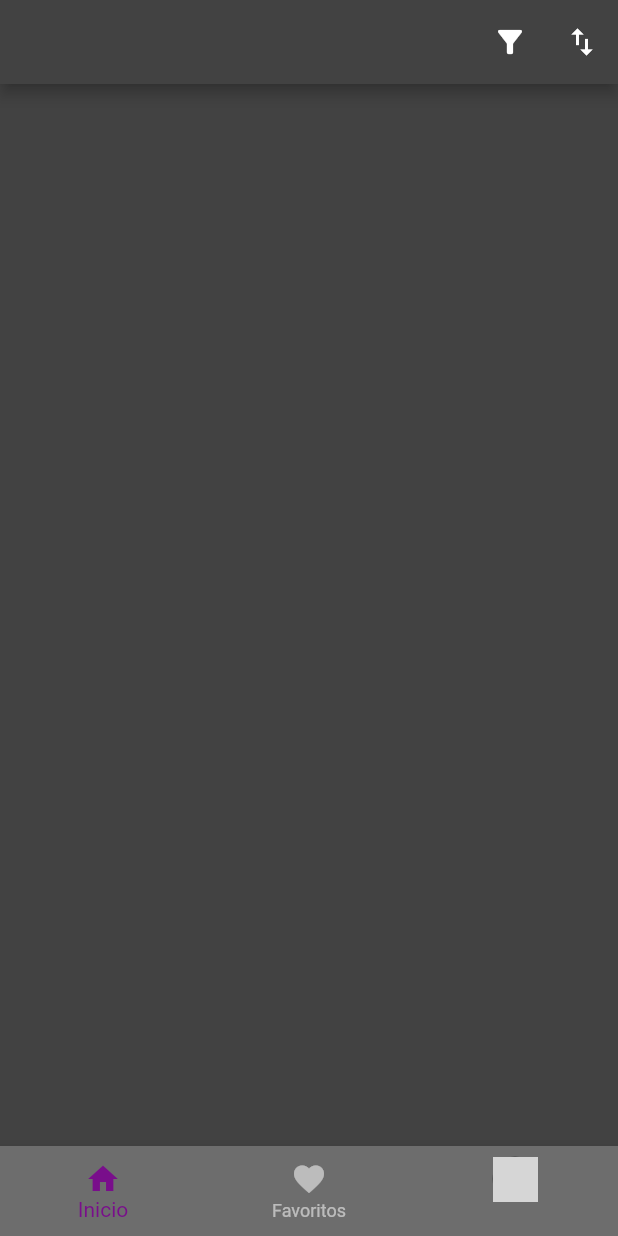
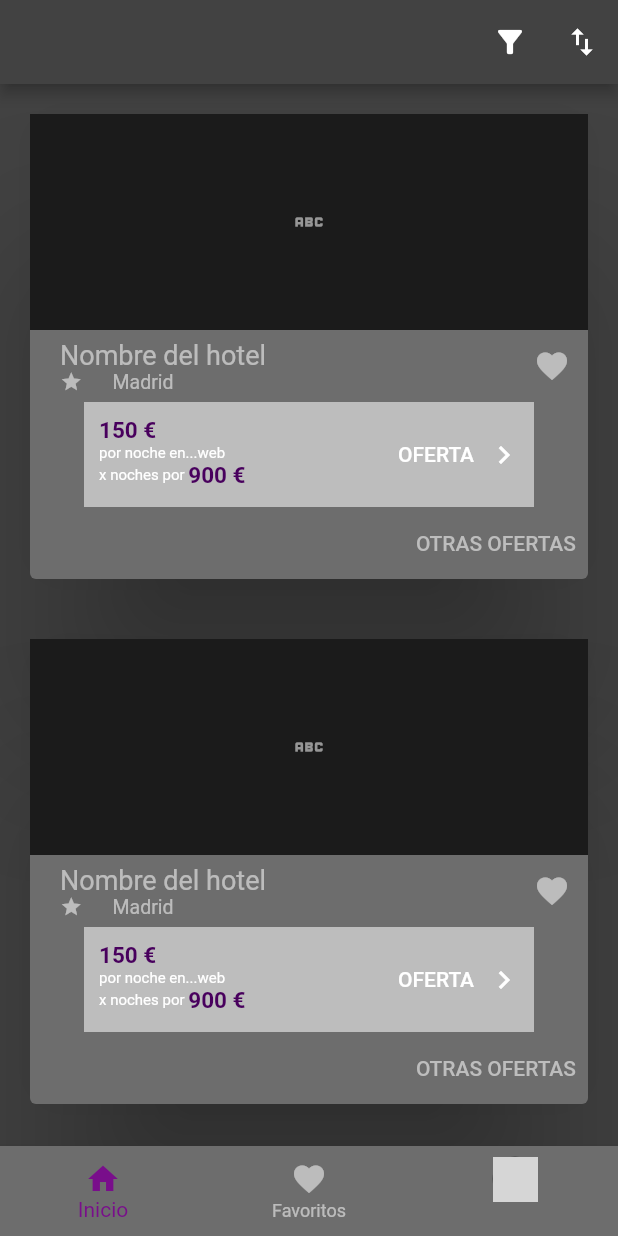
Before and after one commit to AlmudenaRA/GoTravel, a Flutter app: the MyHomePage screen opened by its route, on a phone screen of 412 x 824 dp. Run offline on Flutter 3.47's test engine with Material 2 defaults, Android fonts, the phone set to English and light mode, and no system bars; our stand-ins replace cloud_firestore, firebase_auth, firebase_core, firebase_storage, google_sign_in, image_picker and 2 more; missing offline and left inert: syncfusion_flutter_core; accounts and stored records are empty; network calls fail; grey boxes are pictures that could not be loaded.

Commit message:
Lista hoteles

```diff
--- a/lib/src/core/constants.dart
+++ b/lib/src/core/constants.dart
@@ -28,6 +28,8 @@ class Constants {
   static const String selectDate = 'SELECCIONAR FECHAS';
   static const String selectRoom = 'SELECCIONAR HABITACIONES';
   static const String btnFilter = 'FILTRAR';
+  static const String btnOffer = 'OFERTA';
+  static const String btnOtherOffer = 'OTRAS OFERTAS';
 
   //Login
   static const String textCuenta = "¿No tiene cuenta? ";
@@ -131,6 +133,7 @@ class Constants {
   static const String hotelPhoto = 'photo';
   static const String hotelService = 'service';
   static const String hotelReview = 'review';
+  static const String collectionHotel = 'hotel';
 
   //review
   static const String reviewId = 'idReview';
@@ -150,6 +153,7 @@ class Constants {
   static const String offerDateEnd = 'dateEnd';
   static const String offerPerson = 'person';
   static const String offerRoom = 'room';
+  static const String offerListHotel = 'listHotel';
 
   //favorite
   static const String favId = 'idFav';
--- a/lib/src/models/hotel_model.dart
+++ b/lib/src/models/hotel_model.dart
@@ -26,7 +26,7 @@ class HotelModel {
         description = json[Constants.hotelDescription],
         hotelName = json[Constants.hotelName],
         location = json[Constants.hotelLocation],
-        star = json[Constants.hotelStar],
+        star = json[Constants.hotelStar].cast<String>(),
         photo = json[Constants.hotelPhoto].cast<String>(),
         service = json[Constants.hotelService].cast<String>(),
         review = json[Constants.hotelReview].cast<String>();
--- a/lib/src/models/offer_model.dart
+++ b/lib/src/models/offer_model.dart
@@ -1,4 +1,5 @@
 import 'package:gotravel/src/core/constants.dart';
+import 'package:gotravel/src/models/hotel_model.dart';
 
 class OfferModel {
   String? idOffert;
@@ -11,6 +12,7 @@ class OfferModel {
   DateTime? dateEnd;
   int? person;
   int? room;
+  List<HotelModel>? listHotel;
 
   OfferModel(
       {this.idOffert,
@@ -22,19 +24,21 @@ class OfferModel {
       this.dateStart,
       this.dateEnd,
       this.person,
-      this.room});
+      this.room,
+      this.listHotel});
 
   OfferModel.fromJson(Map<String, dynamic> json)
       : idOffert = json[Constants.offerId],
         idHotel = json[Constants.offerIdHotel],
         destiny = json[Constants.offerDestiny],
         website = json[Constants.offerWebsite],
-        priceNight = json[Constants.offerPriceNight],
-        priceFinal = json[Constants.offerPriceFinal],
-        dateStart = json[Constants.offerDateStart],
-        dateEnd = json[Constants.offerDateEnd],
-        person = json[Constants.offerPerson],
-        room = json[Constants.offerRoom];
+        priceNight = json[Constants.offerPriceNight];
+  // priceFinal = json[Constants.offerPriceFinal],
+  // dateStart = json[Constants.offerDateStart],
+  // dateEnd = json[Constants.offerDateEnd],
+  // person = json[Constants.offerPerson],
+  // room = json[Constants.offerRoom],
+  // listHotel = json[Constants.offerListHotel].cast<String>();
 
   Map<String, dynamic> toJson() => {
         Constants.offerId: idOffert,
@@ -42,10 +46,11 @@ class OfferModel {
         Constants.offerDestiny: destiny,
         Constants.offerWebsite: website,
         Constants.offerPriceNight: priceNight,
-        Constants.offerPriceFinal: priceFinal,
-        Constants.offerDateStart: dateStart,
-        Constants.offerDateEnd: dateEnd,
-        Constants.offerPerson: person,
-        Constants.offerRoom: room,
+        // Constants.offerPriceFinal: priceFinal,
+        // Constants.offerDateStart: dateStart,
+        // Constants.offerDateEnd: dateEnd,
+        // Constants.offerPerson: person,
+        // Constants.offerRoom: room,
+        // Constants.offerListHotel: listHotel,
       };
 }
--- a/lib/src/models/review_model.dart
+++ b/lib/src/models/review_model.dart
@@ -4,7 +4,7 @@ class ReviewModel {
   String? idReview;
   String? idHotel;
   String? idUser;
-  int? score;
+  double? score;
   String? comment;
 
   ReviewModel(
--- a/lib/src/pages/main_page.dart
+++ b/lib/src/pages/main_page.dart
@@ -1,7 +1,7 @@
 import 'package:flutter/material.dart';
 import 'package:gotravel/src/core/constants.dart';
-import 'package:gotravel/src/pages/order_by_page.dart';
 import 'package:gotravel/src/theme/my_colors.dart';
+import 'package:gotravel/src/widget/list_hotel.dart';
 
 class MainPage extends StatefulWidget {
   const MainPage({Key? key}) : super(key: key);
@@ -30,7 +30,7 @@ class _MainPageState extends State<MainPage> {
               tooltip: Constants.tooltipOrderBy),
         ],
       ),
-      body: const SingleChildScrollView(),
+      body: const ListHotel(),
     );
   }
 }
--- a/lib/src/theme/my_colors.dart
+++ b/lib/src/theme/my_colors.dart
@@ -3,9 +3,13 @@ import 'package:flutter/material.dart';
 class MyColors {
   static const Color background = Color(0xFF424242);
   static const Color pLight = Color(0xFF6d6d6d);
+  //static const Color pLightSure = Color(0xFFe0e0e0);
+  static const Color pLightSure = Color(0xFFbdbdbd);
+  static const Color pDark = Color(0xFF1b1b1b);
   static const Color secundary = Color(0xFF790e8b);
+  static const Color secundaryLig = Color(0xFFab47bc);
+  static const Color secundaryDark = Color(0xFF48005d);
   static const Color textWhite = Colors.white54;
   static const Color textButton = Colors.white;
-  static const Color secundaryLig = Color(0xFFab47bc);
   static const Color red = Color(0xFF7f0000);
 }
--- /dev/null
+++ b/lib/src/widget/button_text_icon.dart
@@ -0,0 +1,31 @@
+import 'package:flutter/material.dart';
+import 'package:gotravel/src/theme/my_colors.dart';
+
+class ButtonTextIcon extends StatelessWidget {
+  final String text;
+  final Color color;
+  final String navigation;
+  const ButtonTextIcon({
+    Key? key,
+    required this.text,
+    required this.color,
+    required this.navigation,
+  }) : super(key: key);
+
+  @override
+  Widget build(BuildContext context) {
+    return TextButton.icon(
+      onPressed: () {
+        Navigator.pushNamed(context, navigation);
+      },
+      label: const Icon(
+        Icons.chevron_right,
+        color: MyColors.textButton,
+      ),
+      icon: Text(
+        text,
+        style: TextStyle(color: color),
+      ),
+    );
+  }
+}
--- /dev/null
+++ b/lib/src/widget/card_hotel.dart
@@ -0,0 +1,187 @@
+import 'package:flutter/material.dart';
+import 'package:gotravel/src/models/hotel_model.dart';
+import 'package:gotravel/src/theme/my_colors.dart';
+import 'package:gotravel/src/widget/button_text.dart';
+import 'package:gotravel/src/widget/button_text_icon.dart';
+import 'package:gotravel/src/widget/text_data.dart';
+import 'package:gotravel/src/core/constants.dart';
+
+class CardHotel extends StatelessWidget {
+  //final HotelModel hotelModel;
+  // final OfferModel? offerModel;
+
+  const CardHotel({
+    Key? key,
+    // required this.hotelModel, this.offerModel
+  }) : super(key: key);
+
+  @override
+  Widget build(BuildContext context) {
+    return InkWell(
+        onTap: () {},
+        child: Card(
+          margin: const EdgeInsets.all(20),
+          elevation: 50,
+          shadowColor: MyColors.pDark,
+          color: MyColors.pLight,
+          child: Column(
+            children: [
+              Container(
+                height: 144,
+                width: 400,
+                color: MyColors.pDark,
+                child: const Icon(
+                  Icons.abc,
+                  color: MyColors.textWhite,
+                ),
+                //TODO child: Image.asset(
+                //   hotelModel.photo![0],
+                //   height: 144,
+                //   width: 400,
+                // ),
+              ),
+              Row(
+                mainAxisAlignment: MainAxisAlignment.spaceBetween,
+                children: [
+                  Column(
+                      crossAxisAlignment: CrossAxisAlignment.start,
+                      children: [
+                        const TextData(
+                          padding: EdgeInsets.only(left: 20),
+                          text:
+                              "Nombre del hotel", //TODO hotelModel.hotelName!,
+                          color: MyColors.textWhite,
+                          fontSize: 18,
+                        ),
+                        Row(
+                          mainAxisAlignment: MainAxisAlignment.start,
+                          children: [
+                            const Padding(padding: EdgeInsets.only(left: 20)),
+                            _checkStar(),
+                            const TextData(
+                              padding: EdgeInsets.only(left: 20),
+                              text: "Madrid", //TODO hotelModel.location!,
+                              color: MyColors.textWhite,
+                              fontSize: 13,
+                            ),
+                          ],
+                        )
+                      ]),
+                  IconButton(
+                      onPressed: () {},
+                      icon: const Icon(
+                        Icons.favorite,
+                        color: MyColors.textWhite,
+                      ))
+                ],
+              ),
+              Container(
+                width: 300,
+                height: 70,
+                color: MyColors.pLightSure,
+                child: Row(
+                  mainAxisAlignment: MainAxisAlignment.spaceBetween,
+                  children: [
+                    Column(
+                      crossAxisAlignment: CrossAxisAlignment.start,
+                      children: [
+                        Row(
+                            mainAxisAlignment: MainAxisAlignment.start,
+                            children: const [
+                              TextData(
+                                padding: EdgeInsets.only(top: 10, left: 10),
+                                text: "150 €",
+                                color: MyColors.secundaryDark,
+                                fontSize: 15,
+                                fontWeight: FontWeight.bold,
+                              ),
+                            ]),
+                        Row(
+                            mainAxisAlignment: MainAxisAlignment.start,
+                            children: const [
+                              TextData(
+                                padding: EdgeInsets.only(left: 10),
+                                text: "por noche en...",
+                                color: MyColors.textButton,
+                                fontSize: 10,
+                              ),
+                              TextData(
+                                text: "web",
+                                color: MyColors.textButton,
+                                fontSize: 10,
+                              )
+                            ]),
+                        Row(
+                          mainAxisAlignment: MainAxisAlignment.start,
+                          children: const [
+                            TextData(
+                              padding: EdgeInsets.only(left: 10),
+                              text: "x ",
+                              color: MyColors.textButton,
+                              fontSize: 10,
+                            ),
+                            TextData(
+                              text: "noches por ",
+                              color: MyColors.textButton,
+                              fontSize: 10,
+                            ),
+                            TextData(
+                              text: "900 €",
+                              color: MyColors.secundaryDark,
+                              fontSize: 15,
+                              fontWeight: FontWeight.bold,
+                            ),
+                          ],
+                        )
+                      ],
+                    ),
+                    const ButtonTextIcon(
+                      text: Constants.btnOffer,
+                      color: MyColors.textButton,
+                      navigation: Constants.routesProfile,
+                    ),
+                  ],
+                ),
+              ),
+              Row(
+                mainAxisAlignment: MainAxisAlignment.end,
+                children: const [
+                  ButtonText(
+                    text: Constants.btnOtherOffer,
+                    color: MyColors.pLightSure,
+                    navigation: Constants.routesProfile,
+                  ),
+                ],
+              )
+            ],
+          ),
+        ));
+  }
+
+  _checkStar() {
+    // if (hotelModel.star! >= 1) {
+    //   for (int i = 1; i < hotelModel.star!; i++) {
+    //     return const Icon(
+    //       Icons.star,
+    //       color: MyColors.textWhite,
+    //       size: 15,
+    //     );
+    //   }
+    //
+    for (int i = 1; i < 3; i++) {
+      return const Icon(
+        Icons.star,
+        color: MyColors.textWhite,
+        size: 15,
+      );
+    }
+  }
+
+  _iconStar() {
+    const Icon(
+      Icons.star,
+      color: MyColors.textWhite,
+      size: 15,
+    );
+  }
+}
--- /dev/null
+++ b/lib/src/widget/list_hotel.dart
@@ -0,0 +1,47 @@
+import 'dart:convert';
+
+import 'package:cloud_firestore/cloud_firestore.dart';
+import 'package:flutter/material.dart';
+import 'package:gotravel/src/core/constants.dart';
+import 'package:gotravel/src/models/hotel_model.dart';
+import 'package:gotravel/src/theme/my_colors.dart';
+import 'package:gotravel/src/widget/card_hotel.dart';
+
+class ListHotel extends StatefulWidget {
+  const ListHotel({Key? key}) : super(key: key);
+
+  @override
+  State<StatefulWidget> createState() => ListHotelState();
+}
+
+class ListHotelState extends State<ListHotel> {
+  final CollectionReference collectRef =
+      FirebaseFirestore.instance.collection(Constants.collectionHotel);
+  HotelModel hotel = HotelModel();
+
+  @override
+  Widget build(BuildContext context) {
+    return FutureBuilder(
+      future: collectRef.get(),
+      builder: (BuildContext context, AsyncSnapshot<dynamic> snapshot) {
+        if (!snapshot.hasData) {
+          return const Center(
+              child: CircularProgressIndicator(
+            color: MyColors.secundary,
+          ));
+        }
+
+        return ListView.builder(
+          shrinkWrap: true,
+          itemCount: 3, //TODO snapshot.data.docs.length,
+          itemBuilder: (BuildContext context, index) {
+            //TODO HotelModel hotel = HotelModel.fromJson(snapshot.data.docs[index].data());
+            return const CardHotel(
+                //hotelModel: hotel,
+                );
+          },
+        );
+      },
+    );
+  }
+}
```
Also changed, not shown: lib/src/pages/details_hotel_page.dart (added).
